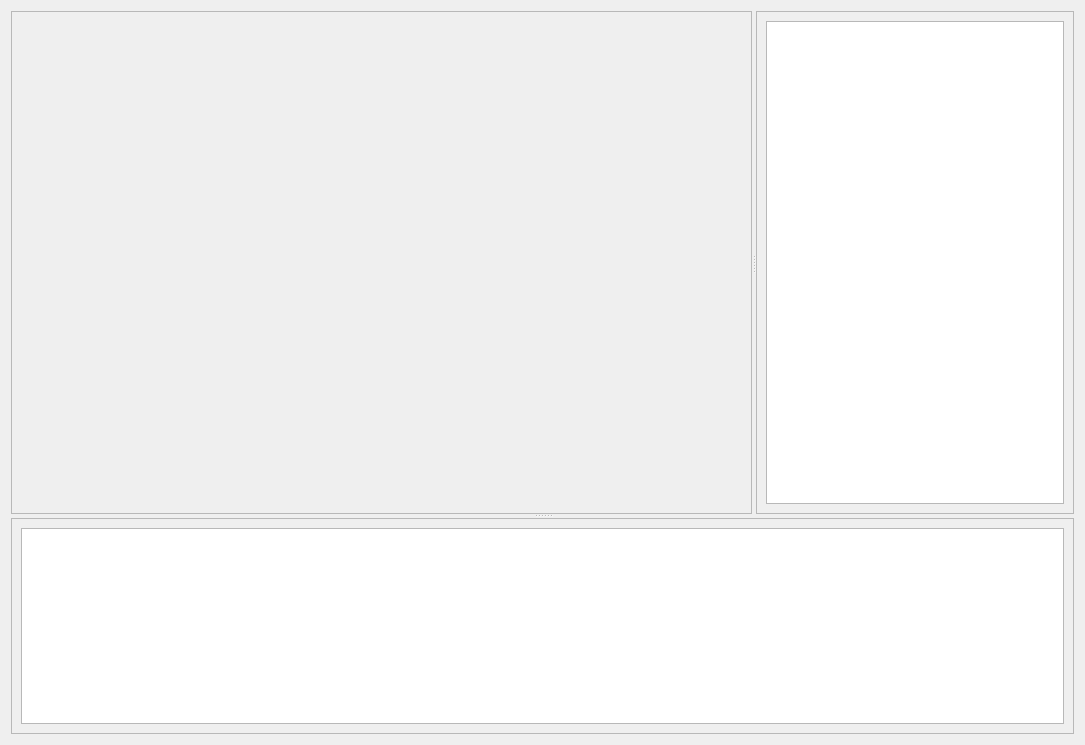
First picture: the form in src/client/mesycontrol/ui/device_widget.ui, repository flueke/mesycontrol, before the edit.
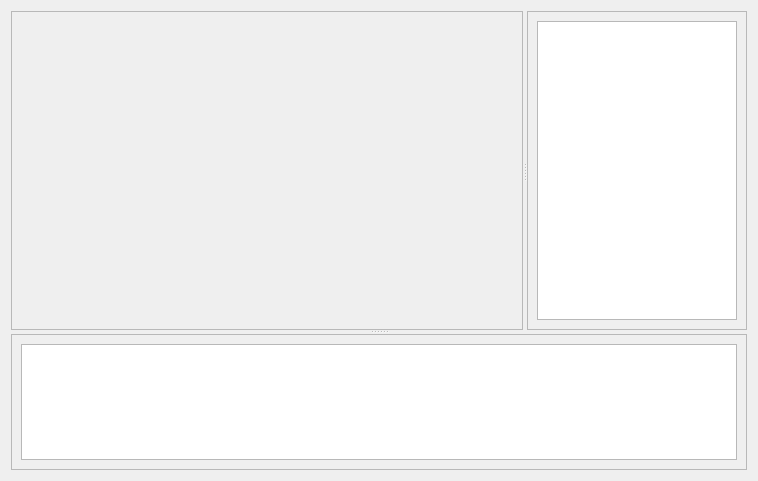
Second picture: the form after the edit.

Commit message: * add load_device_config script * Don't detach the server process from the parent anymore. Reason: on * gui crash the child process was left alive and still used up the local   listening port. This will cause problems with quitting a command line   script via ctrl-c * raise server process verbosity * log level tweaks * comment updates

```diff
--- a/src/client/mesycontrol/ui/device_widget.ui
+++ b/src/client/mesycontrol/ui/device_widget.ui
@@ -6,8 +6,8 @@
    <rect>
     <x>0</x>
     <y>0</y>
-    <width>1085</width>
-    <height>745</height>
+    <width>758</width>
+    <height>481</height>
    </rect>
   </property>
   <property name="windowTitle">
```
The commit also changes 5 other files.
